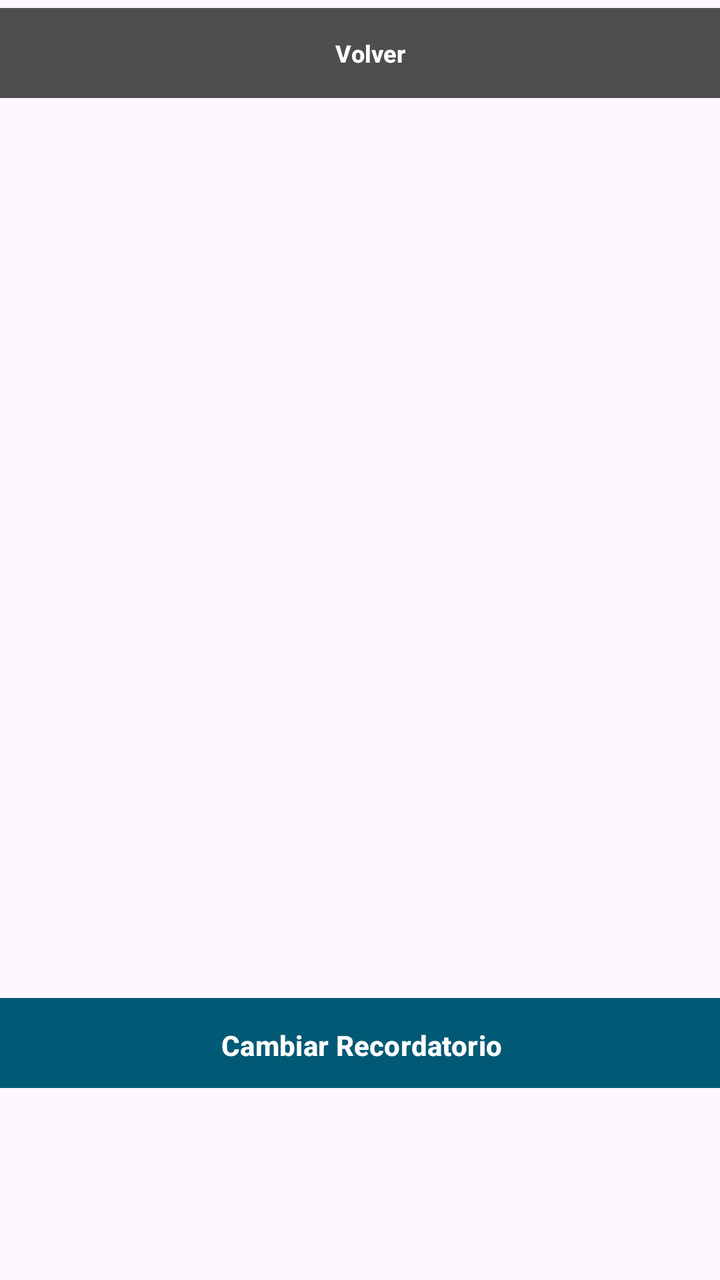
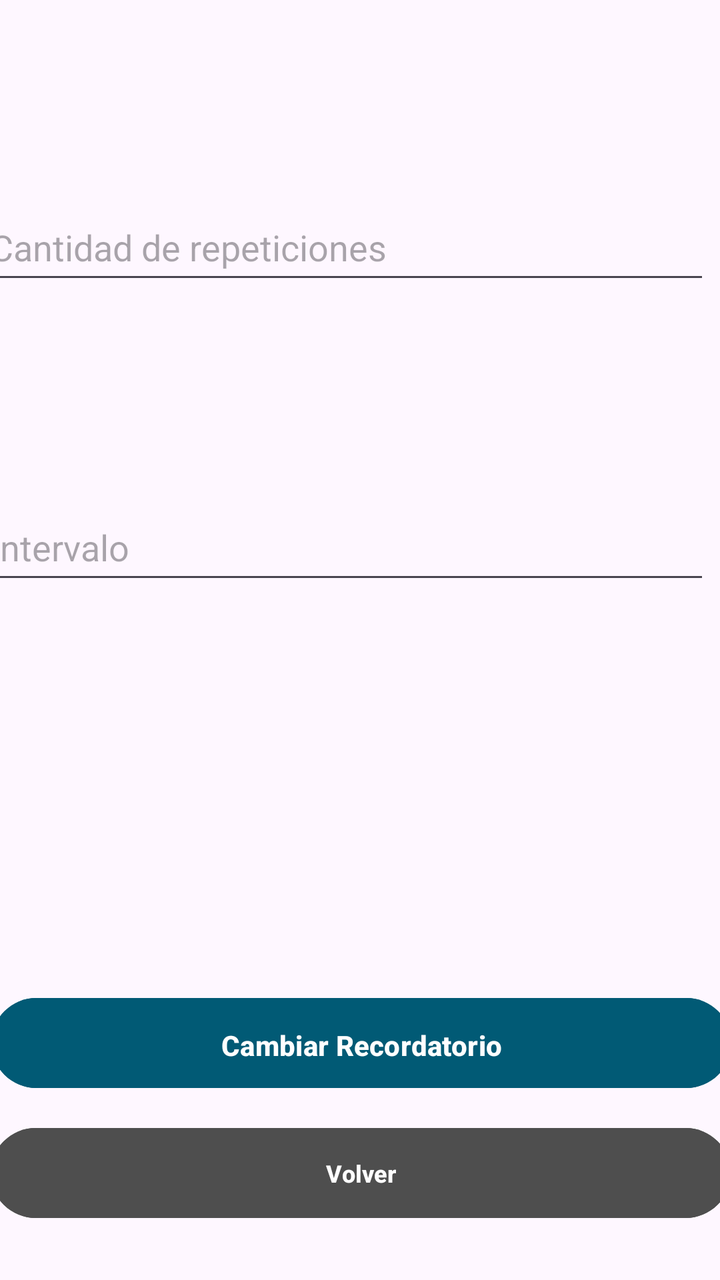

Screens rendered from an Android XML layout before and after an edit, with the pre-edit source and the edit as a unified diff.
<!-- AndroidManifest.xml: application theme Theme.MobilesVC -->
<!-- res/layout/recordatorio_view.xml -->
<?xml version="1.0" encoding="utf-8"?>
<androidx.constraintlayout.widget.ConstraintLayout xmlns:android="http://schemas.android.com/apk/res/android"
    xmlns:app="http://schemas.android.com/apk/res-auto"
    xmlns:tools="http://schemas.android.com/tools"
    android:layout_width="match_parent"
    android:layout_height="match_parent">

    <androidx.constraintlayout.widget.ConstraintLayout
        android:layout_width="match_parent"
        android:layout_height="match_parent">

        <Button
            android:id="@+id/vToEditRecordatorio"
            android:layout_width="370dp"
            android:layout_height="53dp"
            android:layout_marginTop="48dp"
            android:layout_marginBottom="92dp"
            android:backgroundTint="#015A75"
            android:paddingVertical="14dp"
            android:text="Cambiar Recordatorio"
            android:textStyle="bold"
            app:cornerRadius="@dimen/item_transform_image_length"
            app:layout_constraintBottom_toBottomOf="parent"
            app:layout_constraintEnd_toEndOf="parent"
            app:layout_constraintHorizontal_bias="0.487"
            app:layout_constraintStart_toStartOf="parent"
            app:layout_constraintTop_toBottomOf="@+id/etClave" />

        <com.google.android.material.textfield.TextInputEditText
            android:id="@+id/vCantidad"
            android:layout_width="364dp"
            android:layout_height="46dp"
            android:clickable="false"
            android:hint="Cantidad de repeticiones"
            tools:layout_editor_absoluteX="16dp"
            tools:layout_editor_absoluteY="196dp" />

        <com.google.android.material.textfield.TextInputEditText
            android:id="@+id/vIntervalo"
            android:layout_width="364dp"
            android:layout_height="46dp"
            android:clickable="false"
            android:hint="Intervalo"
            tools:layout_editor_absoluteX="16dp"
            tools:layout_editor_absoluteY="342dp" />

        <TextView
            android:id="@+id/textView5"
            android:layout_width="wrap_content"
            android:layout_height="wrap_content"
            android:fontFamily="sans-serif"
            android:text="Recordatorio"
            android:textColor="#000000"
            android:textStyle="bold|italic"
            tools:layout_editor_absoluteX="133dp"
            tools:layout_editor_absoluteY="51dp"
            tools:textSize="26sp" />

        <Button
            android:id="@+id/vVolverRecordatorio"
            android:layout_width="370dp"
            android:layout_height="53dp"
            android:layout_marginHorizontal="24dp"
            android:backgroundTint="#4E4E4E"
            android:paddingVertical="10dp"
            android:text="Volver"
            android:textSize="12sp"
            android:textStyle="bold"
            android:visibility="visible"
            app:cornerRadius="@dimen/item_transform_image_length"
            tools:layout_editor_absoluteX="20dp"
            tools:layout_editor_absoluteY="651dp" />

    </androidx.constraintlayout.widget.ConstraintLayout>

</androidx.constraintlayout.widget.ConstraintLayout>
<!-- resources referenced by this layout -->
<resources>
  <style name="Theme.MobilesVC" parent="Base.Theme.MobilesVC" />
  <style name="Base.Theme.MobilesVC" parent="Theme.Material3.DayNight.NoActionBar">
          
          
      </style>
</resources>

<!-- the commit's change to res/layout/recordatorio_view.xml (unified diff, before → after) -->
@@ -19,41 +19,53 @@
             android:paddingVertical="14dp"
             android:text="Cambiar Recordatorio"
             android:textStyle="bold"
-            app:cornerRadius="@dimen/item_transform_image_length"
             app:layout_constraintBottom_toBottomOf="parent"
             app:layout_constraintEnd_toEndOf="parent"
             app:layout_constraintHorizontal_bias="0.487"
-            app:layout_constraintStart_toStartOf="parent"
-            app:layout_constraintTop_toBottomOf="@+id/etClave" />
+            app:layout_constraintStart_toStartOf="parent" />
 
         <com.google.android.material.textfield.TextInputEditText
             android:id="@+id/vCantidad"
             android:layout_width="364dp"
-            android:layout_height="46dp"
+            android:layout_height="50dp"
+            android:layout_marginStart="16dp"
+            android:layout_marginEnd="31dp"
+            android:layout_marginBottom="100dp"
             android:clickable="false"
             android:hint="Cantidad de repeticiones"
-            tools:layout_editor_absoluteX="16dp"
-            tools:layout_editor_absoluteY="196dp" />
+            app:layout_constraintBottom_toTopOf="@+id/vIntervalo"
+            app:layout_constraintEnd_toEndOf="parent"
+            app:layout_constraintStart_toStartOf="parent" />
 
         <com.google.android.material.textfield.TextInputEditText
             android:id="@+id/vIntervalo"
             android:layout_width="364dp"
-            android:layout_height="46dp"
+            android:layout_height="50dp"
+            android:layout_marginStart="16dp"
+            android:layout_marginEnd="31dp"
+            android:layout_marginBottom="198dp"
             android:clickable="false"
             android:hint="Intervalo"
-            tools:layout_editor_absoluteX="16dp"
-            tools:layout_editor_absoluteY="342dp" />
+            app:layout_constraintBottom_toTopOf="@+id/vToEditRecordatorio"
+            app:layout_constraintEnd_toEndOf="parent"
+            app:layout_constraintStart_toStartOf="parent" />
 
         <TextView
             android:id="@+id/textView5"
             android:layout_width="wrap_content"
             android:layout_height="wrap_content"
+            android:layout_marginStart="133dp"
+            android:layout_marginTop="51dp"
+            android:layout_marginEnd="133dp"
+            android:layout_marginBottom="110dp"
             android:fontFamily="sans-serif"
             android:text="Recordatorio"
             android:textColor="#000000"
             android:textStyle="bold|italic"
-            tools:layout_editor_absoluteX="133dp"
-            tools:layout_editor_absoluteY="51dp"
+            app:layout_constraintBottom_toTopOf="@+id/vCantidad"
+            app:layout_constraintEnd_toEndOf="parent"
+            app:layout_constraintStart_toStartOf="parent"
+            app:layout_constraintTop_toTopOf="parent"
             tools:textSize="26sp" />
 
         <Button
@@ -61,15 +73,20 @@
             android:layout_width="370dp"
             android:layout_height="53dp"
             android:layout_marginHorizontal="24dp"
+            android:layout_marginStart="21dp"
+            android:layout_marginTop="12dp"
+            android:layout_marginEnd="21dp"
+            android:layout_marginBottom="27dp"
             android:backgroundTint="#4E4E4E"
             android:paddingVertical="10dp"
             android:text="Volver"
             android:textSize="12sp"
             android:textStyle="bold"
             android:visibility="visible"
-            app:cornerRadius="@dimen/item_transform_image_length"
-            tools:layout_editor_absoluteX="20dp"
-            tools:layout_editor_absoluteY="651dp" />
+            app:layout_constraintBottom_toBottomOf="parent"
+            app:layout_constraintEnd_toEndOf="parent"
+            app:layout_constraintStart_toStartOf="parent"
+            app:layout_constraintTop_toBottomOf="@+id/vToEditRecordatorio" />
 
     </androidx.constraintlayout.widget.ConstraintLayout>
 
